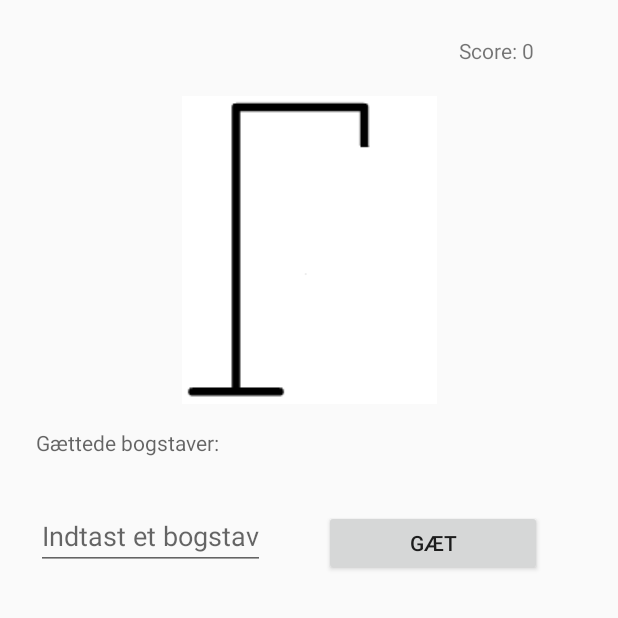
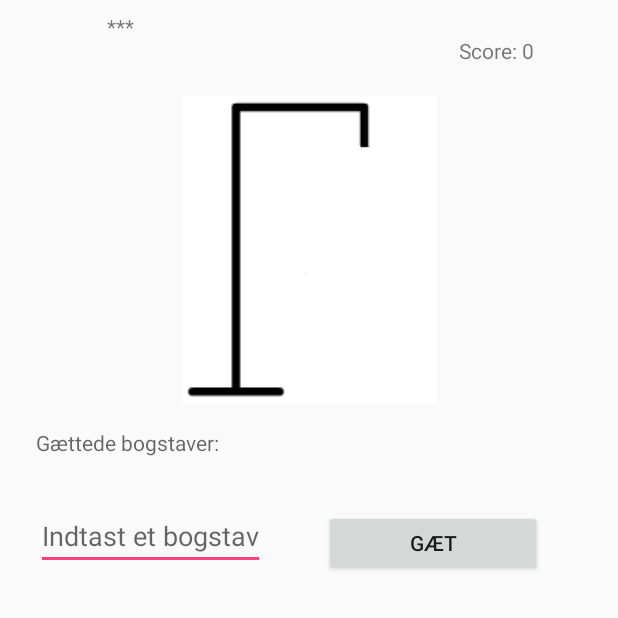
Before and after one commit to AlenDK/Galgespil, an Android app: the screen it shows after launch (HovedAktivitet), after a tap on "SPIL", on a phone screen of 412 x 824 dp, the top half of it. Run offline under Robolectric (Android 15) with nearby library versions, the light colour scheme and no system bars; our stand-ins replace Firebase (no records; nobody signed in at launch, a user with empty details on screens opened directly); network calls fail.

Commit message:
AsynTask kald virker med progressbar og visibilty

```diff
--- a/app/src/main/java/e/android/gaglespil/SelveSpillet.java
+++ b/app/src/main/java/e/android/gaglespil/SelveSpillet.java
@@ -27,11 +27,12 @@
     DAO dao = new DAO();
     GalgeLogik galgeLogik = new GalgeLogik();
     Dialoger dialog = new Dialoger();
-    TextView ord, Forkert, point;
+    TextView ord, Forkert, point, hentDR;
     int points, antalforsøg;
     EditText gæt;
     Button getKnap;
     ImageView billede;
+    ProgressBar progressBar;
 
 
 
@@ -39,24 +40,22 @@
     public View onCreateView(LayoutInflater inflater, @Nullable ViewGroup container, @Nullable Bundle savedInstanceState) {
         View view = inflater.inflate(R.layout.selvespillet, container, false);
 
-        /*
-        new DownloadFilesTask().execute();
-        */
 
 
+
+        progressBar = view.findViewById(R.id.progress);
         Forkert = view.findViewById(R.id.Forkert);
         ord = view.findViewById(R.id.textOrd);
         gæt = view.findViewById(R.id.edit);
         point = view.findViewById(R.id.point);
-        point.setText("Score: " + points);
-
+        hentDR = view.findViewById(R.id.drtext);
 
         billede = view.findViewById(R.id.imageView);
-        ændreBillede();
-
 
         getKnap = (Button) view.findViewById(R.id.button) ;
         getKnap.setOnClickListener(this);
+
+        new AsyncTaskBackground().execute();
 
         return view;
     }
@@ -123,7 +122,19 @@
         point.setText("Score: " + points);
     }
 
-    private class DownloadFilesTask extends AsyncTask  {
+    private class AsyncTaskBackground extends AsyncTask  {
+
+        @Override
+        protected void onPreExecute() {
+            super.onPreExecute();
+            progressBar.setVisibility(View.VISIBLE);
+            gæt.setVisibility(View.INVISIBLE);
+            getKnap.setVisibility(View.INVISIBLE);
+            ord.setVisibility(View.INVISIBLE);
+            point.setVisibility(View.INVISIBLE);
+            billede.setVisibility(View.INVISIBLE);
+            Forkert.setVisibility(View.INVISIBLE);
+        }
 
         protected Object doInBackground(Object... arg0) {
             try {
@@ -133,8 +144,27 @@
                 e.printStackTrace();
                 return "fejl";
             }
+        }
 
-        }
+            @Override
+            protected void onPostExecute(Object arg0 ) {
+                progressBar.setVisibility(View.INVISIBLE);
+                gæt.setVisibility(View.VISIBLE);
+                getKnap.setVisibility(View.VISIBLE);
+                hentDR.setVisibility(View.INVISIBLE);
+                ord.setVisibility(View.VISIBLE);
+                point.setVisibility(View.VISIBLE);
+                billede.setVisibility(View.VISIBLE);
+                Forkert.setVisibility(View.VISIBLE);
+
+
+
+
+                galgeLogik.nulstil();
+                ord.setText(galgeLogik.getSynligtOrd());
+                point.setText("Score: " + points);
+                ændreBillede();
+            }
 
     }
 
--- a/app/src/main/res/layout/selvespillet.xml
+++ b/app/src/main/res/layout/selvespillet.xml
@@ -70,4 +70,31 @@
         app:layout_constraintEnd_toEndOf="parent"
         app:layout_constraintTop_toTopOf="parent" />
 
+    <ProgressBar
+        android:id="@+id/progress"
+        android:layout_width="0dp"
+        android:layout_height="0dp"
+        android:layout_marginBottom="8dp"
+        android:layout_marginEnd="8dp"
+        android:layout_marginStart="8dp"
+        android:layout_marginTop="8dp"
+        android:visibility="invisible"
+        app:layout_constraintBottom_toTopOf="@+id/drtext"
+        app:layout_constraintEnd_toEndOf="parent"
+        app:layout_constraintHorizontal_bias="1.0"
+        app:layout_constraintStart_toStartOf="parent"
+        app:layout_constraintTop_toTopOf="parent" />
+
+    <TextView
+        android:id="@+id/drtext"
+        android:layout_width="wrap_content"
+        android:layout_height="wrap_content"
+        android:layout_marginBottom="68dp"
+        android:layout_marginEnd="8dp"
+        android:layout_marginStart="8dp"
+        android:text="Henter ord fra"
+        app:layout_constraintBottom_toBottomOf="parent"
+        app:layout_constraintEnd_toEndOf="parent"
+        app:layout_constraintStart_toStartOf="parent" />
+
 </android.support.constraint.ConstraintLayout>
```
